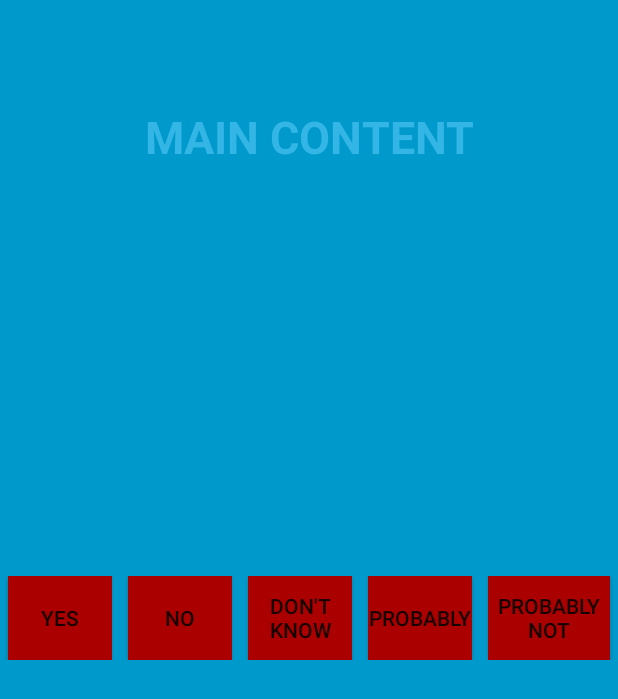
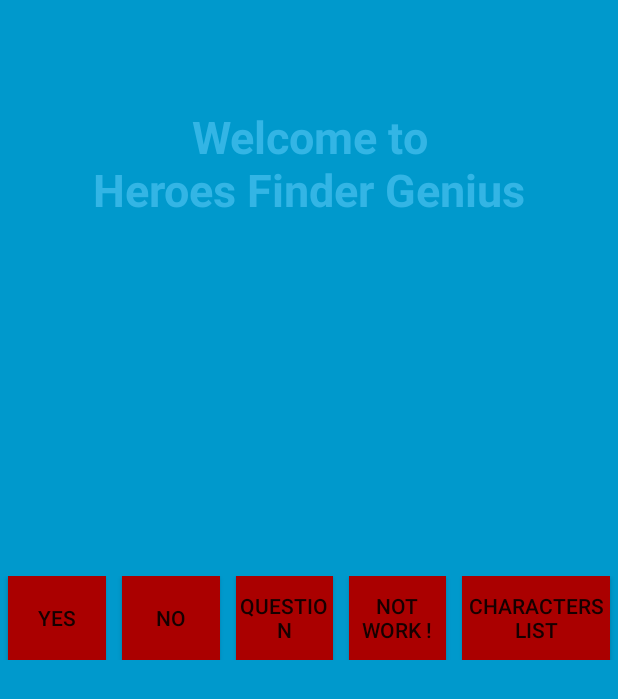
Before and after one commit to lau-sam/HeroesFinder, an Android app: the screen it shows after launch (MainActivity), on a phone screen of 412 x 824 dp. Shown: the top 699 px of the screen. Run offline under Robolectric (Android 15) with nearby library versions, the phone set to English and light mode, and no system bars.

```diff
--- a/app/src/main/java/fr/epsi/i4/myapplication/model/Character.java
+++ b/app/src/main/java/fr/epsi/i4/myapplication/model/Character.java
@@ -22,7 +22,7 @@ public class Character {
 
     public Character( String characterName){
         _characterName = characterName;
-        _characterFeatures = new ArrayList<Feature>();
+        _characterFeatures = new ArrayList<>();
         _characterScore = 0;
     }
 
--- a/app/src/main/res/layout/activity_main.xml
+++ b/app/src/main/res/layout/activity_main.xml
@@ -19,7 +19,7 @@
             android:layout_height="match_parent"
             android:gravity="top|center"
             android:keepScreenOn="true"
-            android:text="@string/question_content"
+            android:text="\n\nWelcome to\nHeroes Finder Genius"
             android:textColor="#33b5e5"
             android:textSize="30sp"
             android:textStyle="bold" />
@@ -58,7 +58,7 @@
 
         <Button
             android:id="@+id/don_t_knowBtn"
-            android:text = "@string/don_t_know"
+            android:text = "Question"
             android:gravity = "center"
             android:background = "#aa0000"
             android:layout_width = "0dp"
@@ -70,7 +70,7 @@
 
         <Button
             android:id="@+id/probablyBtn"
-            android:text = "@string/probably"
+            android:text = "Not Work !"
             android:gravity = "center"
             android:background = "#aa0000"
             android:layout_width = "0dp"
@@ -82,7 +82,7 @@
 
         <Button
             android:id="@+id/probably_notBtn"
-            android:text = "@string/probably_not"
+            android:text = "Characters List"
             android:gravity = "center"
             android:background = "#aa0000"
             android:layout_width = "0dp"
@@ -116,7 +116,7 @@
                 android:layout_width="0dp"
                 android:layout_height="wrap_content"
                 android:layout_weight="1"
-                android:text="@string/aboutBtn"
+                android:text="Restart the game"
                 android:onClick="onAnswerButtonClick"/>
 
         </LinearLayout>
```
Also changed, not shown: app/src/main/java/fr/epsi/i4/myapplication/MainActivity.java (+29 -41 lines), app/src/main/java/fr/epsi/i4/myapplication/helper/ScoringMotor.java (+130 -8 lines).
